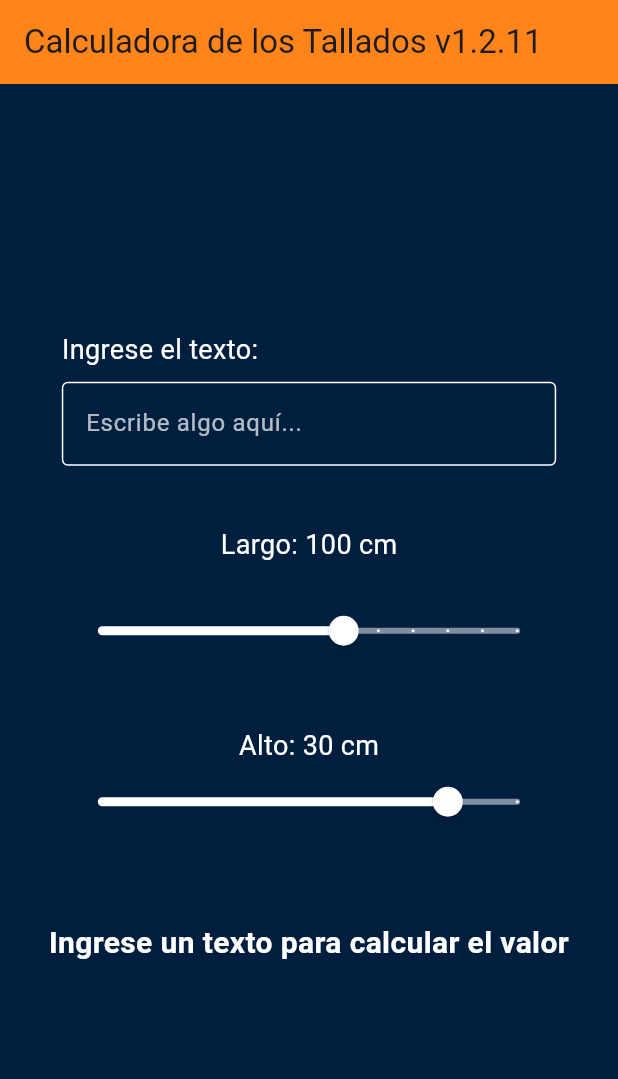
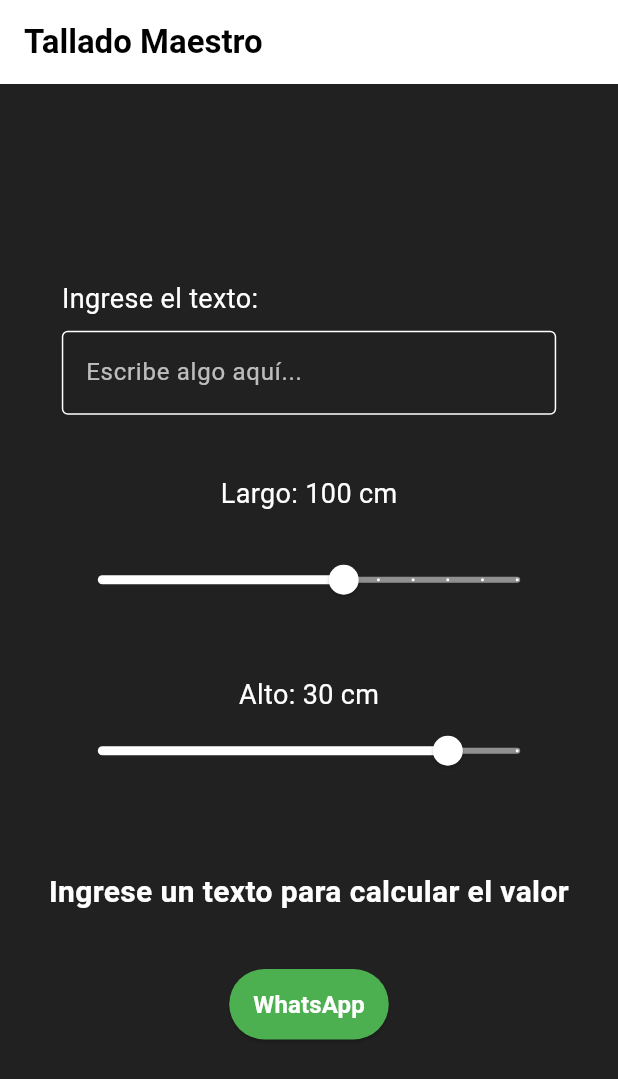
Before and after one commit to fedegonc/untitled, a Flutter app: the screen it shows after launch, on a phone screen of 412 x 824 dp. Shown: the top 1079 px of the screen. Run offline on Flutter 3.47's test engine with Material 3 defaults, Android fonts, the phone set to English and light mode, and no system bars.

Commit message:
add whatsapp button

```diff
--- a/lib/components/TextInputCounter.dart
+++ b/lib/components/TextInputCounter.dart
@@ -20,16 +20,20 @@ class TextInputCounter extends StatelessWidget {
             onTextChanged?.call(text);
           },
           style: const TextStyle(color: Colors.white),
-          decoration: const InputDecoration(
-            border: OutlineInputBorder(
+          decoration: InputDecoration(
+            border: const OutlineInputBorder(
               borderSide: BorderSide(color: Colors.white),
             ),
-            enabledBorder: OutlineInputBorder(
+            enabledBorder: const OutlineInputBorder(
               borderSide: BorderSide(color: Colors.white),
             ),
+            focusedBorder: const OutlineInputBorder(
+              borderSide: BorderSide(color: Colors.white, width: 2.0), // Borde blanco al enfocar
+            ),
             hintText: 'Escribe algo aquí...',
-            hintStyle: TextStyle(color: Colors.white70),
+            hintStyle: const TextStyle(color: Colors.white70),
           ),
+          cursorColor: Colors.white, // Color del cursor
         ),
       ],
     );
--- /dev/null
+++ b/lib/components/appbar.dart
@@ -0,0 +1,28 @@
+import 'package:flutter/material.dart';
+import 'package:flutter/services.dart';
+
+class CustomAppBar extends StatelessWidget implements PreferredSizeWidget {
+  final String title;
+
+  const CustomAppBar({Key? key, required this.title}) : super(key: key);
+
+  @override
+  Widget build(BuildContext context) {
+    return AppBar(
+      backgroundColor: Colors.white, // Fondo blanco
+      elevation: 0, // Sin sombra
+      systemOverlayStyle: SystemUiOverlayStyle.dark, // Texto negro en la barra de estado
+      title: Text(
+        title,
+        style: const TextStyle(
+          color: Colors.black, // Texto negro
+          fontWeight: FontWeight.bold,
+        ),
+      ),
+      iconTheme: const IconThemeData(color: Colors.black), // Iconos negros
+    );
+  }
+
+  @override
+  Size get preferredSize => const Size.fromHeight(kToolbarHeight);
+}
--- a/lib/components/custom_background.dart
+++ b/lib/components/custom_background.dart
@@ -1,15 +1,15 @@
 import 'package:flutter/material.dart';
 
 class CustomBackground extends StatelessWidget {
-  final Widget? child;
+  final Widget child;
 
-  const CustomBackground({Key? key, this.child}) : super(key: key);
+  const CustomBackground({Key? key, required this.child}) : super(key: key);
 
   @override
   Widget build(BuildContext context) {
     return Container(
-      color: const Color(0xFF001F3F), // Azul petróleo
-      child: child, // Widget que se renderiza dentro del fondo
+      color: Colors.black87, // Fondo negro/oscuro por defecto
+      child: child,
     );
   }
 }
--- /dev/null
+++ b/lib/components/whatsapp_button.dart
@@ -0,0 +1,39 @@
+import 'package:flutter/material.dart';
+import 'package:url_launcher/url_launcher.dart';
+
+class WhatsAppButton extends StatelessWidget {
+  final String message; // Mensaje que se enviará
+  final String phoneNumber; // Número de WhatsApp
+
+  const WhatsAppButton({
+    Key? key,
+    required this.message,
+    required this.phoneNumber,
+  }) : super(key: key);
+
+  void _sendToWhatsApp() async {
+    final Uri url = Uri.parse('https://wa.me/$phoneNumber?text=${Uri.encodeComponent(message)}');
+    if (!await launchUrl(url)) {
+      throw 'No se pudo abrir el enlace de WhatsApp.';
+    }
+  }
+
+  @override
+  Widget build(BuildContext context) {
+    return ElevatedButton(
+      onPressed: _sendToWhatsApp,
+      style: ElevatedButton.styleFrom(
+        backgroundColor: Colors.green, // Color verde para representar WhatsApp
+        padding: const EdgeInsets.symmetric(horizontal: 16, vertical: 12),
+      ),
+      child: const Text(
+        'WhatsApp',
+        style: TextStyle(
+          color: Colors.white,
+          fontSize: 16,
+          fontWeight: FontWeight.bold,
+        ),
+      ),
+    );
+  }
+}
--- a/lib/screens/home.dart
+++ b/lib/screens/home.dart
@@ -1,10 +1,12 @@
 import 'package:flutter/material.dart';
+import '../components/appbar.dart';
 import '../components/custom_slider1.dart';
 import '../components/custom_slider2.dart';
 import '../components/TextInputCounter.dart';
 import '../components/ValueCalculator.dart';
 import '../components/responsive_container.dart';
 import '../components/custom_background.dart';
+import '../components/whatsapp_button.dart'; // Importa el botón de WhatsApp
 
 class HomeScreen extends StatelessWidget {
   final ValueNotifier<int> textLength = ValueNotifier<int>(0);
@@ -16,16 +18,14 @@ class HomeScreen extends StatelessWidget {
   @override
   Widget build(BuildContext context) {
     return Scaffold(
-      appBar: AppBar(
-        title: const Text('Calculadora de los Tallados v1.2.11'),
-        backgroundColor: const Color(0xFFFF851B), // Naranja
-      ),
-      body: CustomBackground(
+      appBar: const CustomAppBar(title: 'Tallado Maestro'),
+      body: CustomBackground( // Se usa CustomBackground con fondo negro
         child: Center(
           child: SingleChildScrollView(
             child: Column(
               mainAxisAlignment: MainAxisAlignment.center,
               children: [
+                // Campo de texto
                 ResponsiveContainer(
                   child: TextInputCounter(
                     onTextChanged: (text) {
@@ -34,6 +34,8 @@ class HomeScreen extends StatelessWidget {
                   ),
                 ),
                 const SizedBox(height: 40),
+
+                // Primer slider
                 ResponsiveContainer(
                   child: CustomSlider1(
                     onValueChanged: (value) {
@@ -42,6 +44,8 @@ class HomeScreen extends StatelessWidget {
                   ),
                 ),
                 const SizedBox(height: 40),
+
+                // Segundo slider
                 ResponsiveContainer(
                   child: CustomSlider2(
                     onValueChanged: (value) {
@@ -50,6 +54,8 @@ class HomeScreen extends StatelessWidget {
                   ),
                 ),
                 const SizedBox(height: 40),
+
+                // Calculadora de valores reactiva
                 ValueListenableBuilder(
                   valueListenable: textLength,
                   builder: (context, int textLen, _) {
@@ -59,10 +65,25 @@ class HomeScreen extends StatelessWidget {
                         return ValueListenableBuilder(
                           valueListenable: slider2Value,
                           builder: (context, double slider2, _) {
-                            return ValueCalculator(
-                              slider1Value: slider1,
-                              slider2Value: slider2,
-                              textLength: textLen,
+                            return Column(
+                              children: [
+                                ValueCalculator(
+                                  slider1Value: slider1,
+                                  slider2Value: slider2,
+                                  textLength: textLen,
+                                ),
+                                const SizedBox(height: 20),
+
+                                // Botón de WhatsApp
+                                WhatsAppButton(
+                                  phoneNumber: '+59892224955', // Reemplaza con tu número
+                                  message: 'Hola, me gustaría solicitar un presupuesto:\n'
+                                      '- Largo: ${slider1.toInt()} cm\n'
+                                      '- Alto: ${slider2.toInt()} cm\n'
+                                      '- Texto: $textLen caracteres\n\n'
+                                      'Por favor, envíame el precio y más detalles. ¡Gracias!',
+                                ),
+                              ],
                             );
                           },
                         );
```
Also changed, not shown: pubspec.yaml (+19 -66 lines), pubspec.lock, 11 other files.
